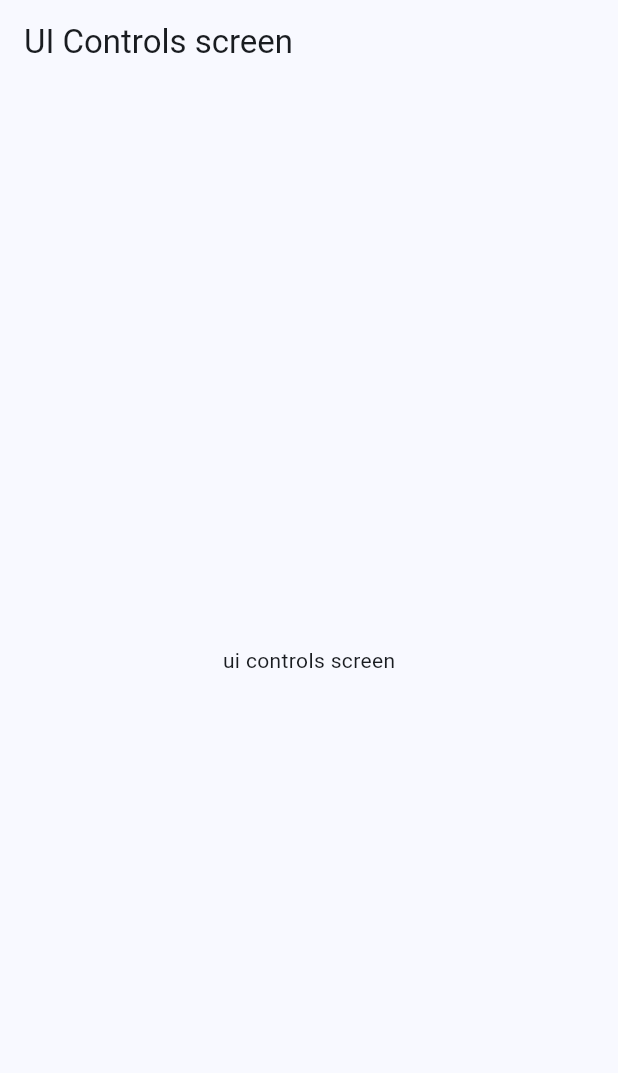
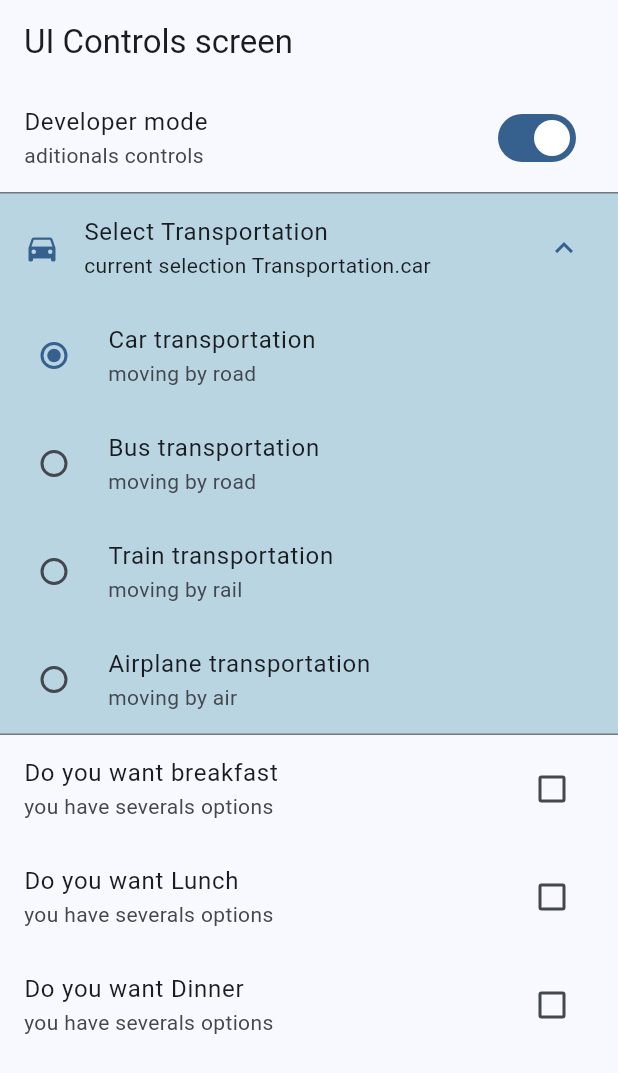
Before and after one commit to rabindranathfv/widget_app, a Flutter app: the UiControlsScreen screen opened by its route, on a phone screen of 412 x 824 dp. Shown: the top 1073 px of the screen. Run offline on Flutter 3.47's test engine with Material 3 defaults, Android fonts, the phone set to English and light mode, and no system bars; our stand-ins replace go_router.

Commit message:
finish ui controls using checkbox and radio buttons in differents ways

```diff
--- a/lib/presentation/screens/ui_controls/ui_controls_screen.dart
+++ b/lib/presentation/screens/ui_controls/ui_controls_screen.dart
@@ -7,10 +7,122 @@ class UiControlsScreen extends StatelessWidget {
   @override
   Widget build(BuildContext context) {
     return Scaffold(
-      appBar: AppBar(title: Text('UI Controls screen')),
-      body: Center(
-        child: Text('ui controls screen'),
-      ),
+      appBar: AppBar(title: const Text('UI Controls screen')),
+      body: const _UiControlsView(),
     );
   }
 }
+
+class _UiControlsView extends StatefulWidget {
+  const _UiControlsView();
+
+  @override
+  State<_UiControlsView> createState() => _UiControlsViewState();
+}
+
+enum Transportation { car, bus, train, airplane }
+
+class _UiControlsViewState extends State<_UiControlsView> {
+  bool isDeveloperMode = true;
+  Transportation selectTransp = Transportation.car;
+  bool wantsBreakfast = false;
+  bool wantsLunch = false;
+  bool wantsDinner = false;
+  @override
+  Widget build(BuildContext context) {
+    final colors = Theme.of(context).colorScheme;
+    return ListView(
+      physics: const ClampingScrollPhysics(), // avoid bouncing
+      children: [
+        SwitchListTile(
+            title: const Text('Developer mode'),
+            subtitle: const Text('aditionals controls'),
+            value: isDeveloperMode,
+            onChanged: (value) {
+              print('SwitchListTile value: $value');
+              setState(() {
+                isDeveloperMode = !isDeveloperMode;
+              });
+            }),
+        ExpansionTile(
+            title: const Text('Select Transportation '),
+            subtitle: Text('current selection $selectTransp'),
+            leading: Icon(Icons.directions_car, color: colors.primary),
+            initiallyExpanded: true,
+            backgroundColor: Color.fromARGB(255, 186, 213, 226),
+            children: [
+              RadioListTile(
+                  title: const Text('Car transportation'),
+                  subtitle: const Text('moving by road'),
+                  value: Transportation.car,
+                  groupValue: selectTransp,
+                  onChanged: (value) {
+                    setState(() {
+                      selectTransp = Transportation.car;
+                    });
+                  }),
+              RadioListTile(
+                  title: const Text('Bus transportation'),
+                  subtitle: const Text('moving by road'),
+                  value: Transportation.bus,
+                  groupValue: selectTransp,
+                  onChanged: (value) {
+                    setState(() {
+                      selectTransp = Transportation.bus;
+                    });
+                  }),
+              RadioListTile(
+                  title: const Text('Train transportation'),
+                  subtitle: const Text('moving by rail'),
+                  value: Transportation.train,
+                  groupValue: selectTransp,
+                  onChanged: (value) {
+                    setState(() {
+                      selectTransp = Transportation.train;
+                    });
+                  }),
+              RadioListTile(
+                  title: const Text('Airplane transportation'),
+                  subtitle: const Text('moving by air'),
+                  value: Transportation.airplane,
+                  groupValue: selectTransp,
+                  onChanged: (value) {
+                    setState(() {
+                      selectTransp = Transportation.airplane;
+                    });
+                  }),
+            ]),
+        CheckboxListTile(
+            title: const Text('Do you want breakfast'),
+            subtitle: const Text('you have severals options'),
+            value: wantsBreakfast,
+            onChanged: (bool? vale) {
+              print('CheckboxListTile value for breakfast: $vale');
+              setState(() {
+                wantsBreakfast = !wantsBreakfast;
+              });
+            }),
+        CheckboxListTile(
+            title: const Text('Do you want Lunch'),
+            subtitle: const Text('you have severals options'),
+            value: wantsLunch,
+            onChanged: (bool? vale) {
+              print('CheckboxListTile value for lunch: $vale');
+              setState(() {
+                wantsLunch = !wantsLunch;
+              });
+            }),
+        CheckboxListTile(
+            title: const Text('Do you want Dinner'),
+            subtitle: const Text('you have severals options'),
+            value: wantsDinner,
+            onChanged: (bool? vale) {
+              print('CheckboxListTile value for dinner: $vale');
+              setState(() {
+                wantsDinner = !wantsDinner;
+              });
+            }),
+      ],
+    );
+  }
+}
```
